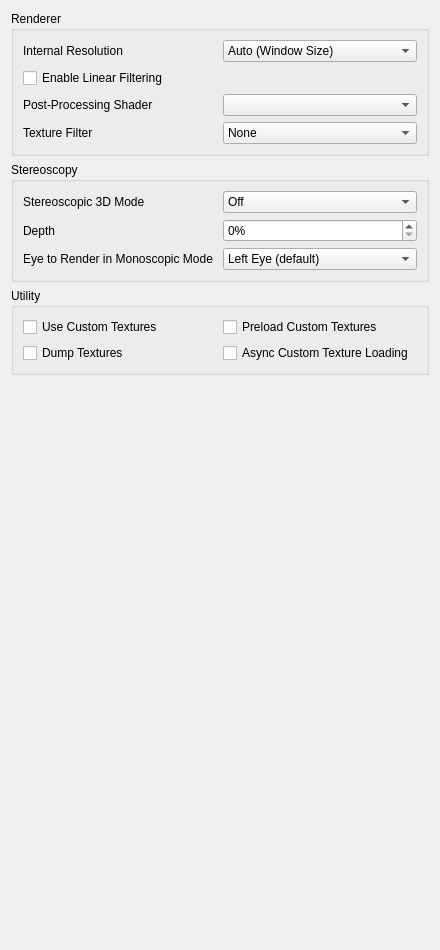
First picture: the form in src/citra_qt/configuration/configure_enhancements.ui, repository amwatson/CitraVR, before the edit.
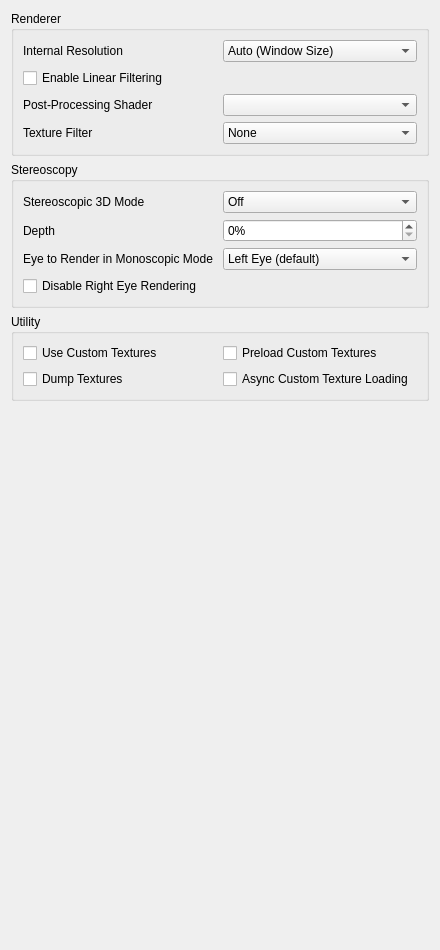
Second picture: the form after the edit.

Commit message: renderer: Add disable right eye performance hack

Patch:
```diff
--- a/src/citra_qt/configuration/configure_enhancements.ui
+++ b/src/citra_qt/configuration/configure_enhancements.ui
@@ -310,6 +310,16 @@
         </item>
        </layout>
       </item>
+      <item>
+        <widget class="QCheckBox" name="disable_right_eye_render">
+          <property name="text">
+            <string>Disable Right Eye Rendering</string>
+          </property>
+          <property name="toolTip">
+            <string>&lt;html&gt;&lt;head/&gt;&lt;body&gt;&lt;p&gt;Disable Right Eye Rendering&lt;/p&gt;&lt;p&gt;Disables rendering the right eye image when not using stereoscopic mode. Greatly improves performance in some games, but can cause flickering in others.&lt;/p&gt;&lt;/body&gt;&lt;/html&gt;</string>
+          </property>
+        </widget>
+      </item>
      </layout>
     </widget>
    </item>
```
The commit also changes 42 other files.
